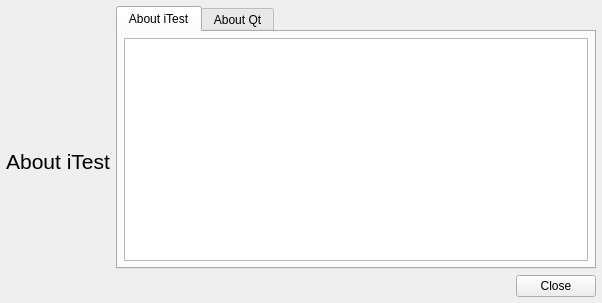
This is shared/about_widget_v2.ui in michal-tomlein/itest as Qt 5 draws it before an edit. The edited form follows.
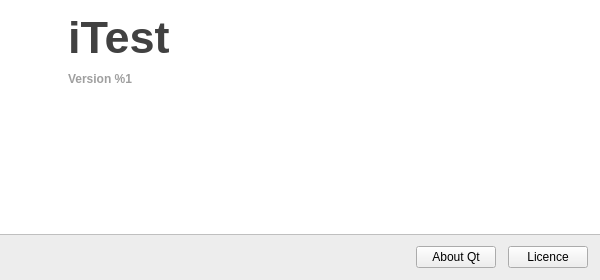
This is the edited form. Icons and pictures are not drawn.

Commit message: Redesign the About iTest dialogue

```diff
--- a/shared/about_widget_v2.ui
+++ b/shared/about_widget_v2.ui
@@ -1,12 +1,12 @@
 <ui version="4.0" >
  <class>AboutWidget</class>
- <widget class="QWidget" name="AboutWidget" >
-  <property name="geometry" >
+ <widget class="QWidget" name="AboutWidget">
+  <property name="geometry">
    <rect>
     <x>0</x>
     <y>0</y>
-    <width>602</width>
-    <height>303</height>
+    <width>600</width>
+    <height>280</height>
    </rect>
   </property>
   <property name="windowTitle" >
@@ -15,35 +15,32 @@
   <property name="windowIcon" >
    <iconset resource="resources.qrc" >:/images/images/contents.png</iconset>
   </property>
-  <layout class="QGridLayout" >
-   <property name="leftMargin" >
-    <number>6</number>
+  <property name="styleSheet">
+   <string notr="true">#AboutWidget { background-color: white; }</string>
+  </property>
+  <layout class="QGridLayout" name="gridLayout">
+   <property name="margin">
+    <number>0</number>
    </property>
-   <property name="topMargin" >
-    <number>6</number>
+   <property name="spacing">
+    <number>0</number>
    </property>
-   <property name="rightMargin" >
-    <number>6</number>
-   </property>
-   <property name="bottomMargin" >
-    <number>6</number>
-   </property>
-   <item row="0" column="0" >
-    <layout class="QVBoxLayout" >
-     <property name="spacing" >
-      <number>6</number>
+   <item row="0" column="0" rowspan="2">
+    <layout class="QVBoxLayout">
+     <property name="spacing">
+      <number>9</number>
      </property>
-     <property name="leftMargin" >
-      <number>0</number>
+     <property name="leftMargin">
+      <number>24</number>
      </property>
-     <property name="topMargin" >
-      <number>0</number>
+     <property name="topMargin">
+      <number>12</number>
      </property>
-     <property name="rightMargin" >
-      <number>0</number>
+     <property name="rightMargin">
+      <number>12</number>
      </property>
-     <property name="bottomMargin" >
-      <number>0</number>
+     <property name="bottomMargin">
+      <number>12</number>
      </property>
      <item>
       <spacer>
@@ -59,8 +56,8 @@
       </spacer>
      </item>
      <item>
-      <widget class="QLabel" name="iconLabel" >
-       <property name="text" >
+      <widget class="QLabel" name="iconLabel">
+       <property name="text">
         <string/>
        </property>
        <property name="pixmap" >
@@ -71,21 +68,6 @@
        </property>
       </widget>
      </item>
-     <item>
-      <widget class="QLabel" name="aboutLabel" >
-       <property name="font" >
-        <font>
-         <pointsize>16</pointsize>
-        </font>
-       </property>
-       <property name="text" >
-        <string>About iTest</string>
-       </property>
-       <property name="alignment" >
-        <set>Qt::AlignHCenter|Qt::AlignTop</set>
-       </property>
-      </widget>
-     </item>
      <item>
       <spacer>
        <property name="orientation" >
@@ -101,129 +83,97 @@
      </item>
     </layout>
    </item>
-   <item row="0" column="1" >
-    <layout class="QVBoxLayout" >
-     <property name="spacing" >
-      <number>6</number>
+   <item row="0" column="1">
+    <layout class="QVBoxLayout" name="verticalLayout">
+     <property name="spacing">
+      <number>9</number>
      </property>
-     <property name="leftMargin" >
-      <number>0</number>
+     <property name="margin">
+      <number>12</number>
      </property>
-     <property name="topMargin" >
-      <number>0</number>
-     </property>
-     <property name="rightMargin" >
-      <number>0</number>
-     </property>
-     <property name="bottomMargin" >
-      <number>0</number>
-     </property>
      <item>
-      <widget class="QTabWidget" name="tabWidget" >
-       <property name="currentIndex" >
-        <number>0</number>
+      <widget class="QLabel" name="appNameLabel">
+       <property name="font">
+        <font>
+         <pointsize>34</pointsize>
+         <weight>75</weight>
+         <bold>true</bold>
+        </font>
        </property>
-       <widget class="QWidget" name="aboutTab" >
-        <attribute name="title" >
-         <string>About iTest</string>
-        </attribute>
-        <attribute name="icon" >
-         <iconset resource="resources.qrc" >:/images/images/itest.png</iconset>
-        </attribute>
-        <layout class="QGridLayout" >
-         <property name="leftMargin" >
-          <number>6</number>
-         </property>
-         <property name="topMargin" >
-          <number>6</number>
-         </property>
-         <property name="rightMargin" >
-          <number>6</number>
-         </property>
-         <property name="bottomMargin" >
-          <number>6</number>
-         </property>
-         <item row="0" column="0" >
-          <widget class="QTextBrowser" name="aboutTextBrowser" />
-         </item>
-        </layout>
-       </widget>
-       <widget class="QWidget" name="aboutQtTab" >
-        <attribute name="title" >
+       <property name="styleSheet">
+        <string notr="true">color: #414141;</string>
+       </property>
+       <property name="text">
+        <string>iTest</string>
+       </property>
+      </widget>
+     </item>
+     <item>
+      <widget class="QLabel" name="versionLabel">
+       <property name="font">
+        <font>
+         <weight>75</weight>
+         <bold>true</bold>
+        </font>
+       </property>
+       <property name="styleSheet">
+        <string notr="true">color: #9F9F9F;</string>
+       </property>
+       <property name="text">
+        <string>Version %1</string>
+       </property>
+      </widget>
+     </item>
+    </layout>
+   </item>
+   <item row="3" column="0" colspan="2">
+    <widget class="QWidget" name="widget" native="true">
+     <property name="styleSheet">
+      <string notr="true">.QWidget { background-color: #EDEDED; border-color: #BFBFBF; border-style: solid; border-width: 1px 0px 0px 0px; }</string>
+     </property>
+     <layout class="QHBoxLayout" name="horizontalLayout">
+      <property name="spacing">
+       <number>12</number>
+      </property>
+      <property name="margin">
+       <number>12</number>
+      </property>
+      <item>
+       <spacer name="horizontalSpacer">
+        <property name="orientation">
+         <enum>Qt::Horizontal</enum>
+        </property>
+        <property name="sizeHint" stdset="0">
+         <size>
+          <width>40</width>
+          <height>20</height>
+         </size>
+        </property>
+       </spacer>
+      </item>
+      <item>
+       <widget class="QPushButton" name="aboutQtButton">
+        <property name="text">
          <string>About Qt</string>
-        </attribute>
-        <attribute name="icon" >
-         <iconset resource="resources.qrc" >:/images/images/qt4.png</iconset>
-        </attribute>
-        <layout class="QGridLayout" >
-         <property name="leftMargin" >
-          <number>6</number>
-         </property>
-         <property name="topMargin" >
-          <number>6</number>
-         </property>
-         <property name="rightMargin" >
-          <number>6</number>
-         </property>
-         <property name="bottomMargin" >
-          <number>6</number>
-         </property>
-         <item row="0" column="0" >
-          <widget class="QTextBrowser" name="aboutQtTextBrowser" />
-         </item>
-        </layout>
+        </property>
        </widget>
-      </widget>
-     </item>
-     <item>
-      <layout class="QHBoxLayout" >
-       <property name="spacing" >
-        <number>6</number>
-       </property>
-       <property name="leftMargin" >
-        <number>0</number>
-       </property>
-       <property name="topMargin" >
-        <number>0</number>
-       </property>
-       <property name="rightMargin" >
-        <number>0</number>
-       </property>
-       <property name="bottomMargin" >
-        <number>0</number>
-       </property>
-       <item>
-        <spacer>
-         <property name="orientation" >
-          <enum>Qt::Horizontal</enum>
-         </property>
-         <property name="sizeHint" >
-          <size>
-           <width>40</width>
-           <height>20</height>
-          </size>
-         </property>
-        </spacer>
-       </item>
-       <item>
-        <widget class="QPushButton" name="btnClose" >
-         <property name="text" >
-          <string>Close</string>
-         </property>
-         <property name="icon" >
-          <iconset resource="resources.qrc" >:/images/images/fileclose.png</iconset>
-         </property>
-         <property name="iconSize" >
-          <size>
-           <width>16</width>
-           <height>16</height>
-          </size>
-         </property>
-        </widget>
-       </item>
-      </layout>
-     </item>
-    </layout>
+      </item>
+      <item>
+       <widget class="QPushButton" name="licenceButton">
+        <property name="text">
+         <string>Licence</string>
+        </property>
+       </widget>
+      </item>
+     </layout>
+    </widget>
+   </item>
+   <item row="1" column="1">
+    <widget class="QTextBrowser" name="aboutTextBrowser">
+     <property name="frameShape">
+      <enum>QFrame::NoFrame</enum>
+     </property>
+    </widget>
    </item>
   </layout>
  </widget>
```
Left out of the diff: 27 changed lines with no effect on the pictures. The commit also changes 26 other files.
